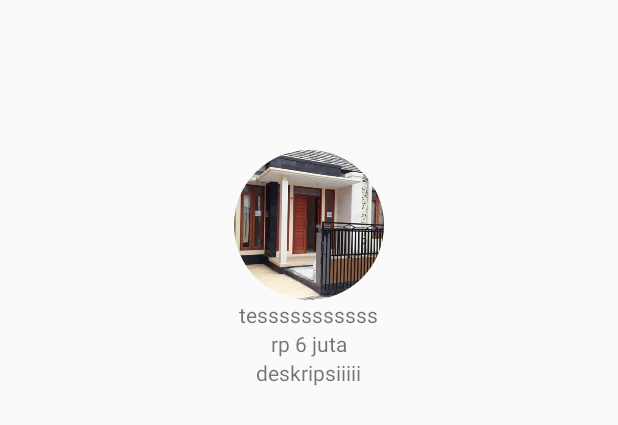
After one commit to rizqimauludin10/RumahKite, an Android app: the layout activity_detail.xml on its own in the app's theme, with its tools: preview values and no code run, on a phone screen of 412 x 824 dp. The commit adds this screen. Shown: the top 425 px of the screen. Run offline under Robolectric (Android 15) with nearby library versions, the phone set to English and light mode, and no system bars.

Commit message:
dummy data detail

```diff
--- a/app/src/main/java/com/example/rumahkite/ListHomeAdapter.java
+++ b/app/src/main/java/com/example/rumahkite/ListHomeAdapter.java
@@ -46,7 +46,7 @@ public class ListHomeAdapter extends RecyclerView.Adapter<ListHomeAdapter.ListVi
                 .into(holder.imgHome);
         holder.tvType.setText(home.getType_home());
         holder.tvPrice.setText(home.getHarga());
-//        holder.tvDesc.setText(home.getDeskripsi());
+        holder.tvDesc.setText(home.getDeskripsi());
         holder.itemView.setOnClickListener(new View.OnClickListener() {
             @Override
             public void onClick(View v) {
@@ -69,6 +69,7 @@ public class ListHomeAdapter extends RecyclerView.Adapter<ListHomeAdapter.ListVi
                 imgHome = itemView.findViewById(R.id.img_item_photo);
                 tvType = itemView.findViewById(R.id.type);
                 tvPrice = itemView.findViewById(R.id.tv_harga);
+                tvDesc = itemView.findViewById(R.id.tv_deskripsi);
             }
     }
 
--- /dev/null
+++ b/app/src/main/res/layout/activity_detail.xml
@@ -0,0 +1,44 @@
+<?xml version="1.0" encoding="utf-8"?>
+<RelativeLayout xmlns:android="http://schemas.android.com/apk/res/android"
+    xmlns:app="http://schemas.android.com/apk/res-auto"
+    xmlns:tools="http://schemas.android.com/tools"
+    android:layout_width="match_parent"
+    android:layout_height="match_parent"
+    tools:context=".DetailActivity">
+
+    <LinearLayout
+        android:orientation="vertical"
+        android:layout_marginTop="100dp"
+        android:gravity="center_horizontal"
+        android:layout_width="match_parent"
+        android:layout_height="wrap_content">
+
+        <de.hdodenhof.circleimageview.CircleImageView
+            android:id="@+id/img_pic"
+            android:src="@drawable/type70"
+            android:layout_width="100dp"
+            android:layout_height="100dp"/>
+
+        <TextView
+            android:id="@+id/get_type"
+            android:text="tesssssssssss"
+            android:layout_width="wrap_content"
+            android:layout_height="wrap_content"/>
+
+        <TextView
+            android:id="@+id/get_price"
+            android:text="rp 6 juta"
+            android:layout_width="wrap_content"
+            android:layout_height="wrap_content"/>
+
+        <TextView
+            android:text="deskripsiiiii"
+            android:id="@+id/get_desc"
+            android:layout_width="wrap_content"
+            android:layout_height="wrap_content"/>
+
+
+    </LinearLayout>
+
+
+</RelativeLayout>
--- a/app/src/main/res/layout/content_main.xml
+++ b/app/src/main/res/layout/content_main.xml
@@ -302,7 +302,7 @@
                                     android:layout_width="150dp"
                                     android:layout_height="200dp"
                                     android:scaleType="centerCrop"
-                                    android:src="@drawable/rekomendasi" />
+                                    android:src="@drawable/tipe36" />
 
                             </androidx.cardview.widget.CardView>
 
@@ -412,7 +412,7 @@
                                     android:layout_width="150dp"
                                     android:layout_height="200dp"
                                     android:scaleType="centerCrop"
-                                    android:src="@drawable/rekomendasi" />
+                                    android:src="@drawable/tipe21" />
 
                             </androidx.cardview.widget.CardView>
 
```
Also changed, not shown: app/src/main/java/com/example/rumahkite/DetailActivity.java (added, +41 -0 lines), app/src/main/java/com/example/rumahkite/ListHomeActivity.java (+12 -4 lines), app/src/main/res/layout/item_home.xml (+14 -0 lines).
